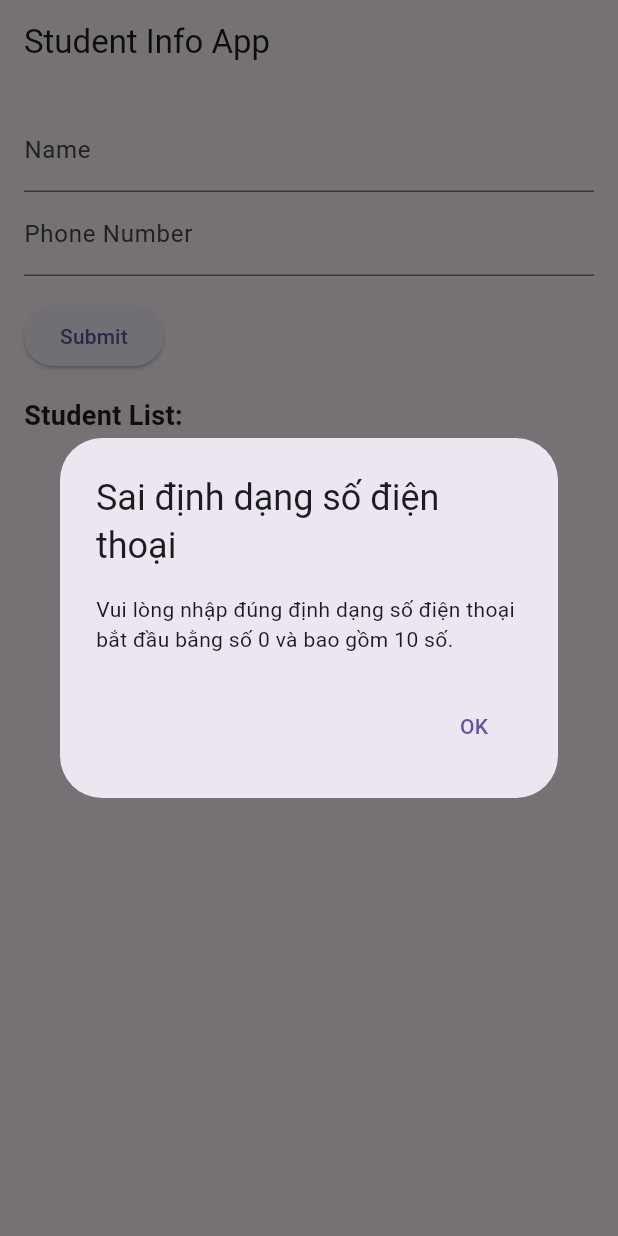
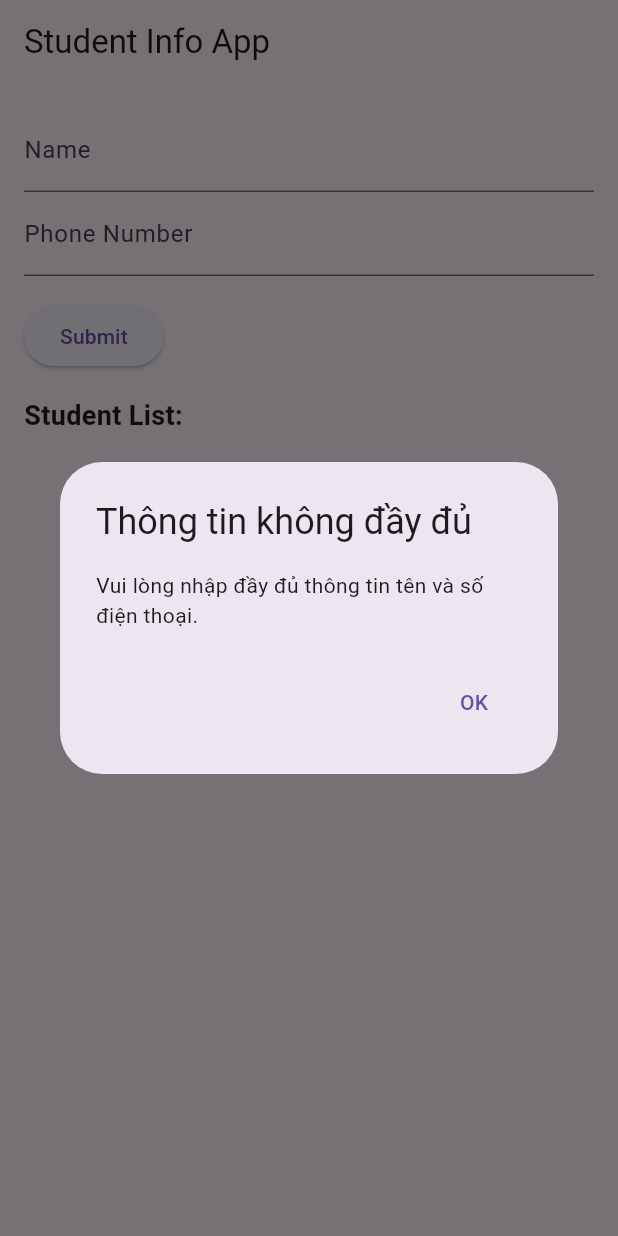
Before and after one commit to LeHuynhFPT/assignment5, a Flutter app: the screen it shows after launch, after a tap on "Submit", on a phone screen of 412 x 824 dp. Run offline on Flutter 3.47's test engine with Material 3 defaults, Android fonts, the phone set to English and light mode, and no system bars.

Commit message:
List Student

```diff
--- a/lib/main.dart
+++ b/lib/main.dart
@@ -13,6 +13,7 @@ class MyApp extends StatelessWidget {
   Widget build(BuildContext context) {
     return MaterialApp(
       home: StudentFormScreen(studentList: studentList),
+      debugShowCheckedModeBanner: false,
     );
   }
 }
--- a/lib/student.dart
+++ b/lib/student.dart
@@ -64,16 +64,15 @@ class _StudentFormScreenState extends State<StudentFormScreen> {
   final TextEditingController phoneNumberController = TextEditingController();
 
   void submitStudent() {
-    String name = nameController.text;
-    String phoneNumber = phoneNumberController.text;
+    String name = nameController.text.trim();
+    String phoneNumber = phoneNumberController.text.trim();
 
+    // Kiểm tra xem tên và số điện thoại có trống không
+    if (name.isNotEmpty && phoneNumber.isNotEmpty) {
       // Kiểm tra xem số điện thoại đã tồn tại trong danh sách chưa
       bool isPhoneNumberExists = widget.studentList.isPhoneNumberExists(phoneNumber);
 
-    if (phoneNumber.isNotEmpty &&
-        phoneNumber.length == 10 &&
-        phoneNumber.startsWith('0') &&
-        !isPhoneNumberExists) {
+      if (phoneNumber.length == 10 && phoneNumber.startsWith('0') && !isPhoneNumberExists) {
         // Nếu số điện thoại không trùng và đúng định dạng, thêm vào danh sách
         Student newStudent = Student(name: name, phoneNumber: phoneNumber);
 
@@ -91,6 +90,26 @@ class _StudentFormScreenState extends State<StudentFormScreen> {
             return AlertDialog(
               title: Text(isPhoneNumberExists ? 'Số điện thoại đã tồn tại' : 'Sai định dạng số điện thoại'),
               content: Text(isPhoneNumberExists ? 'Vui lòng nhập số điện thoại khác.' : 'Vui lòng nhập đúng định dạng số điện thoại bắt đầu bằng số 0 và bao gồm 10 số.'),
+              actions: [
+                TextButton(
+                  onPressed: () {
+                    Navigator.of(context).pop();
+                  },
+                  child: Text('OK'),
+                ),
+              ],
+            );
+          },
+        );
+      }
+    } else {
+      // Hiển thị cảnh báo cho trường thông tin bị trống
+      showDialog(
+        context: context,
+        builder: (BuildContext context) {
+          return AlertDialog(
+            title: Text('Thông tin không đầy đủ'),
+            content: Text('Vui lòng nhập đầy đủ thông tin tên và số điện thoại.'),
             actions: [
               TextButton(
                 onPressed: () {
```
Lines whose indentation alone changed are shown as unchanged.
